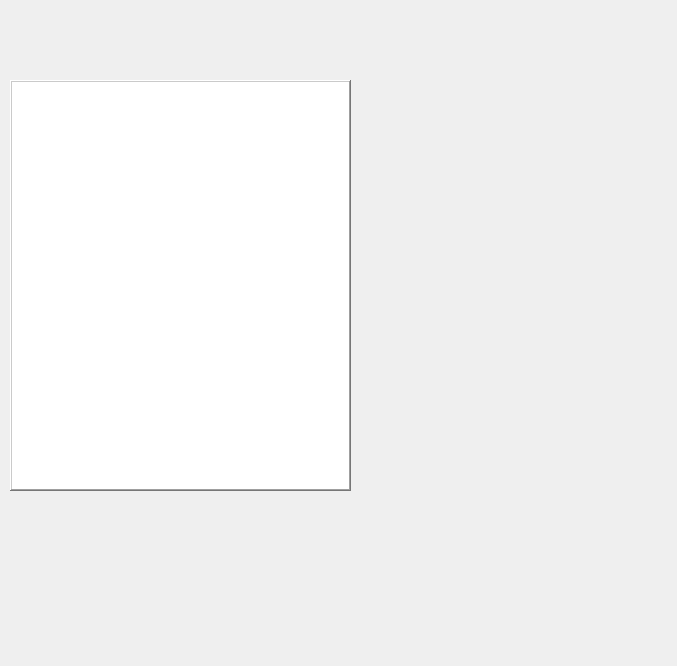
The window that userList.ui (renderedSafe/Geedunk2) describes before a commit, drawn with Qt 5.
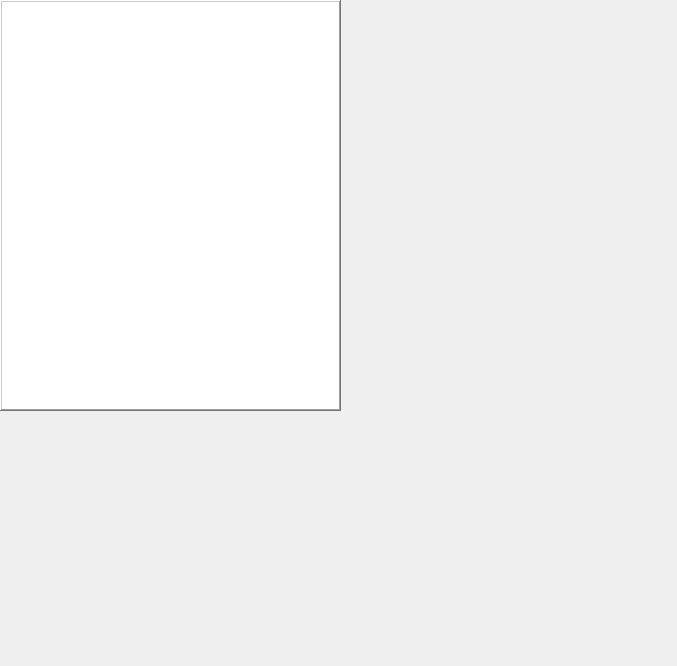
The same window after the commit.

```diff
--- a/userList.ui
+++ b/userList.ui
@@ -16,8 +16,8 @@
   <widget class="QListWidget" name="listWidget">
    <property name="geometry">
     <rect>
-     <x>10</x>
-     <y>80</y>
+     <x>0</x>
+     <y>0</y>
      <width>341</width>
      <height>411</height>
     </rect>
```
